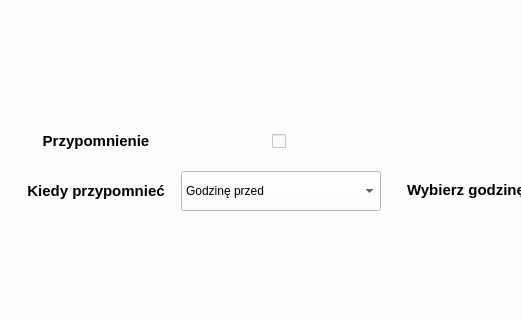
First picture: the form in addEvent.ui, repository LeMeTwo/JPWP2022, before the edit; both pictures show x 0 to 521 and y 280 to 600 of the 1000 by 600 pixel window.
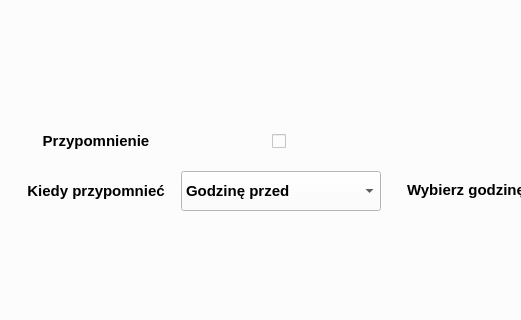
Second picture: the form after the edit. Icons and pictures are not drawn.

```diff
--- a/addEvent.ui
+++ b/addEvent.ui
@@ -342,9 +342,19 @@
          <height>40</height>
         </size>
        </property>
+       <property name="font">
+        <font>
+         <pointsize>11</pointsize>
+         <weight>75</weight>
+         <bold>true</bold>
+        </font>
+       </property>
        <property name="styleSheet">
         <string notr="true">background-image : url(resources/hulicki.jpg)</string>
        </property>
+       <property name="frame">
+        <bool>true</bool>
+       </property>
        <item>
         <property name="text">
          <string>Godzinę przed</string>
```
Left out of the diff: 59 changed lines with no effect on the pictures.
